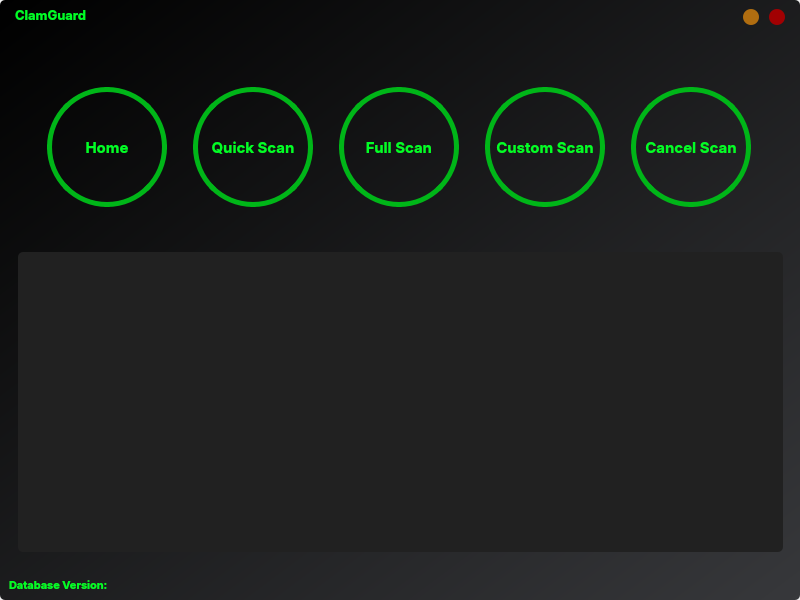
First picture: the form in mainWindow.ui, repository 5trange/ClamGuard, before the edit.
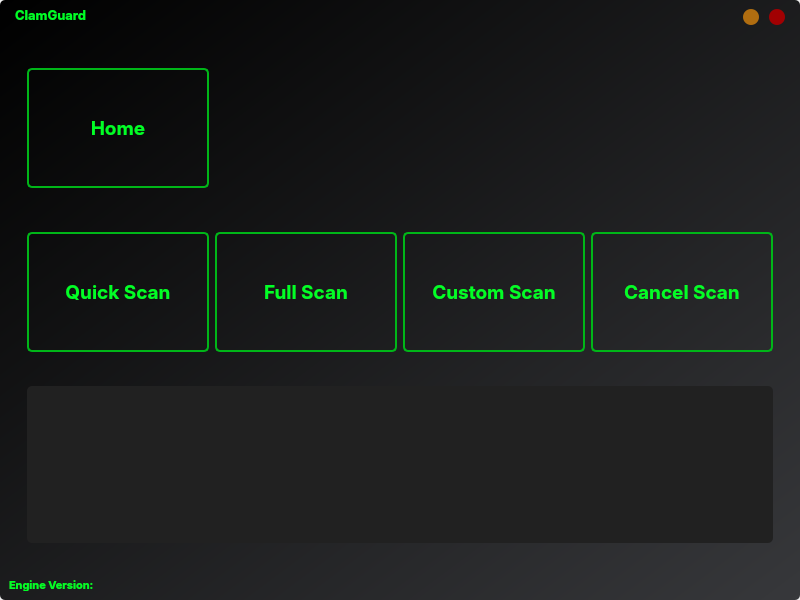
Second picture: the form after the edit. The open tabs and pages were chosen to show the change.

```diff
--- a/mainWindow.ui
+++ b/mainWindow.ui
@@ -374,25 +374,25 @@
                 <property name="frameShadow">
                  <enum>QFrame::Raised</enum>
                 </property>
-                <layout class="QHBoxLayout" name="horizontalLayout_5">
-                 <item>
-                  <widget class="QPushButton" name="backButton">
+                <widget class="QPushButton" name="homeButton">
+                 <property name="geometry">
+                  <rect>
+                   <x>9</x>
+                   <y>20</y>
+                   <width>182</width>
+                   <height>120</height>
+                  </rect>
+                 </property>
                    <property name="minimumSize">
                     <size>
                      <width>120</width>
                      <height>120</height>
                     </size>
                    </property>
-                   <property name="maximumSize">
-                    <size>
-                     <width>120</width>
-                     <height>120</height>
-                    </size>
-                   </property>
                    <property name="font">
                     <font>
                      <family>SF Pro Display</family>
-                     <pointsize>11</pointsize>
+                   <pointsize>14</pointsize>
                      <weight>75</weight>
                      <bold>true</bold>
                     </font>
@@ -403,8 +403,7 @@
                    <property name="styleSheet">
                     <string notr="true">QPushButton
 {
-	border: 5px solid rgb(0, 182, 24);
-	border-radius: 60px;
+	border: 2px solid rgb(0, 182, 24);
 	color: rgb(0,255,38);
 }
 QPushButton:hover
@@ -416,41 +415,44 @@
                    <property name="text">
                     <string>Home</string>
                    </property>
-                  </widget>
-                 </item>
+                 <property name="iconSize">
+                  <size>
+                   <width>50</width>
+                   <height>50</height>
+                  </size>
+                 </property>
+                </widget>
+               </widget>
+              </item>
+              <item>
+               <widget class="QFrame" name="frameScanButtons">
+                <property name="frameShape">
+                 <enum>QFrame::StyledPanel</enum>
+                </property>
+                <property name="frameShadow">
+                 <enum>QFrame::Raised</enum>
+                </property>
+                <layout class="QHBoxLayout" name="horizontalLayout_5">
                  <item>
                   <widget class="QPushButton" name="quickscanButton">
                    <property name="minimumSize">
                     <size>
-                     <width>120</width>
-                     <height>120</height>
-                    </size>
-                   </property>
-                   <property name="maximumSize">
-                    <size>
-                     <width>120</width>
+                     <width>0</width>
                      <height>120</height>
                     </size>
                    </property>
                    <property name="font">
                     <font>
                      <family>SF Pro Display</family>
-                     <pointsize>11</pointsize>
+                     <pointsize>14</pointsize>
                      <weight>75</weight>
                      <bold>true</bold>
                     </font>
                    </property>
-                   <property name="cursor">
-                    <cursorShape>PointingHandCursor</cursorShape>
-                   </property>
-                   <property name="autoFillBackground">
-                    <bool>false</bool>
-                   </property>
                    <property name="styleSheet">
                     <string notr="true">QPushButton
 {
-	border: 5px solid rgb(0, 182, 24);
-	border-radius: 60px;
+	border: 2px solid rgb(0, 182, 24);
 	color: rgb(0,255,38);
 }
 QPushButton:hover
@@ -468,20 +470,14 @@
                   <widget class="QPushButton" name="fullscanButton">
                    <property name="minimumSize">
                     <size>
-                     <width>120</width>
-                     <height>120</height>
-                    </size>
-                   </property>
-                   <property name="maximumSize">
-                    <size>
-                     <width>120</width>
+                     <width>0</width>
                      <height>120</height>
                     </size>
                    </property>
                    <property name="font">
                     <font>
                      <family>SF Pro Display</family>
-                     <pointsize>11</pointsize>
+                     <pointsize>14</pointsize>
                      <weight>75</weight>
                      <bold>true</bold>
                     </font>
@@ -492,8 +488,7 @@
                    <property name="styleSheet">
                     <string notr="true">QPushButton
 {
-	border: 5px solid rgb(0, 182, 24);
-	border-radius: 60px;
+	border: 2px solid rgb(0, 182, 24);
 	color: rgb(0,255,38);
 }
 QPushButton:hover
@@ -511,20 +506,14 @@
                   <widget class="QPushButton" name="customscanButton">
                    <property name="minimumSize">
                     <size>
-                     <width>120</width>
-                     <height>120</height>
-                    </size>
-                   </property>
-                   <property name="maximumSize">
-                    <size>
-                     <width>120</width>
+                     <width>0</width>
                      <height>120</height>
                     </size>
                    </property>
                    <property name="font">
                     <font>
                      <family>SF Pro Display</family>
-                     <pointsize>11</pointsize>
+                     <pointsize>14</pointsize>
                      <weight>75</weight>
                      <bold>true</bold>
                     </font>
@@ -535,8 +524,7 @@
                    <property name="styleSheet">
                     <string notr="true">QPushButton
 {
-	border: 5px solid rgb(0, 182, 24);
-	border-radius: 60px;
+	border: 2px solid rgb(0, 182, 24);
 	color: rgb(0,255,38);
 }
 QPushButton:hover
@@ -554,20 +542,14 @@
                   <widget class="QPushButton" name="cancelscanButton">
                    <property name="minimumSize">
                     <size>
-                     <width>120</width>
-                     <height>120</height>
-                    </size>
-                   </property>
-                   <property name="maximumSize">
-                    <size>
-                     <width>120</width>
+                     <width>0</width>
                      <height>120</height>
                     </size>
                    </property>
                    <property name="font">
                     <font>
                      <family>SF Pro Display</family>
-                     <pointsize>11</pointsize>
+                     <pointsize>14</pointsize>
                      <weight>75</weight>
                      <bold>true</bold>
                     </font>
@@ -578,8 +560,7 @@
                    <property name="styleSheet">
                     <string notr="true">QPushButton
 {
-	border: 5px solid rgb(0, 182, 24);
-	border-radius: 60px;
+	border: 2px solid rgb(0, 182, 24);
 	color: rgb(0,255,38);
 }
 QPushButton:hover
@@ -598,18 +579,26 @@
                </widget>
               </item>
               <item>
+               <widget class="QFrame" name="frameScanStatus">
+                <property name="maximumSize">
+                 <size>
+                  <width>16777215</width>
+                  <height>175</height>
+                 </size>
+                </property>
+                <property name="frameShape">
+                 <enum>QFrame::StyledPanel</enum>
+                </property>
+                <property name="frameShadow">
+                 <enum>QFrame::Raised</enum>
+                </property>
+                <layout class="QVBoxLayout" name="verticalLayout_6">
+                 <item>
                <widget class="QPlainTextEdit" name="scanStatus">
-                <property name="minimumSize">
-                 <size>
-                  <width>765</width>
-                  <height>300</height>
-                 </size>
-                </property>
-                <property name="maximumSize">
-                 <size>
-                  <width>765</width>
-                  <height>300</height>
-                 </size>
+                   <property name="font">
+                    <font>
+                     <family>Consolas</family>
+                    </font>
                 </property>
                 <property name="styleSheet">
                  <string notr="true">QPlainTextEdit
@@ -624,6 +613,9 @@
               </item>
              </layout>
             </widget>
+              </item>
+             </layout>
+            </widget>
            </widget>
           </item>
          </layout>
@@ -661,7 +653,7 @@
              <string notr="true">color: rgb(0, 255, 38);</string>
             </property>
             <property name="text">
-             <string>Database Version: </string>
+             <string>Engine Version: </string>
             </property>
            </widget>
           </item>
```
Left out of the diff: 18 changed lines with no effect on the pictures. Lines whose indentation alone changed are shown as unchanged.
